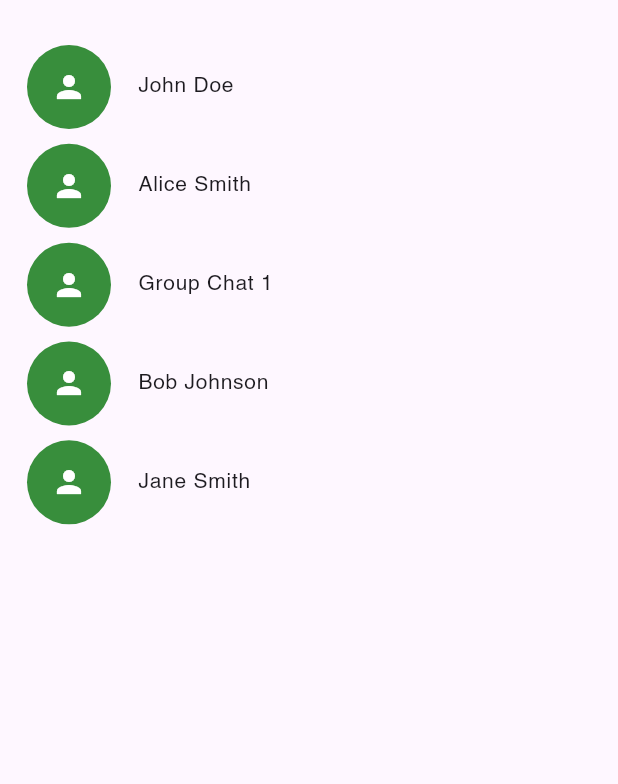
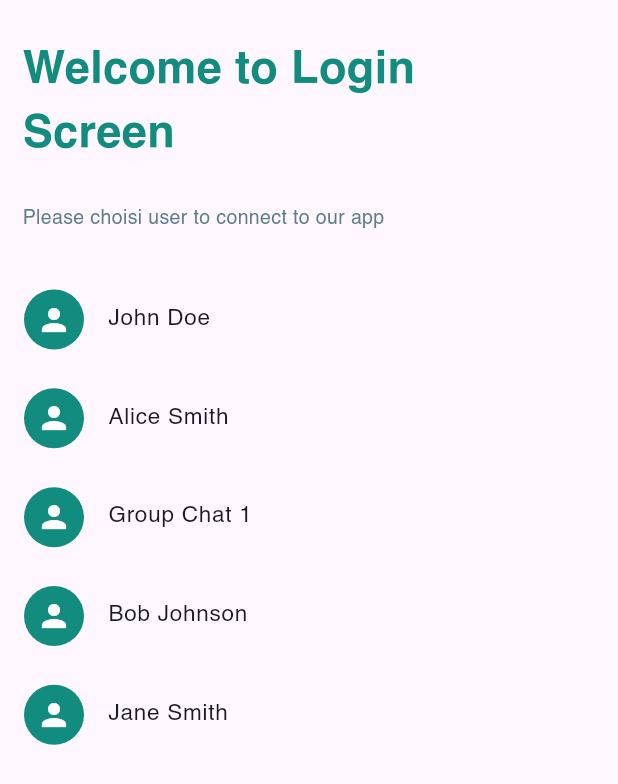
Before and after one commit to LaithMahdi/whatsapp-clone, a Flutter app: the screen it shows after launch, on a phone screen of 412 x 824 dp. Shown: the top 784 px of the screen. Run offline on Flutter 3.47's test engine with Material 2 defaults, Android fonts, the light colour scheme and no system bars; our stand-ins replace camera, emoji_picker_flutter, eva_icons_flutter, flutter_svg, get, jiffy and 2 more.

Commit message:
update ui

```diff
--- a/lib/controllers/home/home_controller.dart
+++ b/lib/controllers/home/home_controller.dart
@@ -4,6 +4,7 @@ import 'package:whatsapp_clone/core/constant/app_route.dart';
 import 'package:whatsapp_clone/data/model/chat_model.dart';
 import 'package:whatsapp_clone/view/screens/calls/call_screen.dart';
 import 'package:whatsapp_clone/view/screens/chats/chat_screen.dart';
+import 'package:whatsapp_clone/view/screens/community/community_screen.dart';
 import 'package:whatsapp_clone/view/screens/status/status_screen.dart';
 
 abstract class HomeController extends GetxController {}
@@ -16,7 +17,7 @@ class HomeControllerImpl extends HomeController
   late ChatModel _sender;
   List<dynamic> tabs = [Icons.groups, "chats", "status", "calls"];
   List<Widget> tabBarViews = const [
-    Text("groups"),
+    CommunityScreen(),
     ChatScreen(),
     StatusScreen(),
     CallScreen(),
--- a/lib/core/constant/app_image.dart
+++ b/lib/core/constant/app_image.dart
@@ -1,9 +1,15 @@
 class AppImage {
   AppImage._();
   static const String rootImages = "assets/images";
+  // images
   static const String bg = "$rootImages/bg.png";
+  static const String image = "$rootImages/image.jpg";
+  //persons
   static const String person1 = "$rootImages/person/person1.jpg";
   static const String person2 = "$rootImages/person/person2.jpg";
   static const String person3 = "$rootImages/person/person3.jpg";
   static const String person4 = "$rootImages/person/person4.jpg";
+  // icones
+  static const String whatsApp = "$rootImages/icones/whatsapp.svg";
+  static const String meta = "$rootImages/icones/meta.svg";
 }
--- a/lib/core/constant/app_route.dart
+++ b/lib/core/constant/app_route.dart
@@ -1,6 +1,7 @@
 class AppRoute {
   AppRoute._();
-  static const String login = "/";
+  static const String splash = "/";
+  static const String login = "/login";
   static const String home = "/home";
   static const String chat = "/chat";
   static const String chatDetail = "/chat-detail";
@@ -9,4 +10,5 @@ class AppRoute {
   static const String camera = "/camera";
   static const String cameraView = "/camera-view";
   static const String videoView = "/video-view";
+  static const String community = "/community";
 }
--- a/lib/routes.dart
+++ b/lib/routes.dart
@@ -1,4 +1,6 @@
 import 'package:get/get.dart';
+import 'package:whatsapp_clone/view/screens/community/community_screen.dart';
+import 'package:whatsapp_clone/view/screens/splash/splash_screen.dart';
 import 'core/constant/app_route.dart';
 import 'view/screens/auth/login_screen.dart';
 import 'view/screens/camera/camera_screen.dart';
@@ -11,6 +13,7 @@ import 'view/screens/group/group_screen.dart';
 import 'view/screens/home_screen.dart';
 
 List<GetPage<dynamic>>? routes = [
+  GetPage(name: AppRoute.splash, page: () => const SplashScreen()),
   GetPage(name: AppRoute.login, page: () => const LoginScreen()),
   GetPage(name: AppRoute.home, page: () => const HomeScreen()),
   GetPage(name: AppRoute.chat, page: () => const ChatScreen()),
@@ -20,4 +23,5 @@ List<GetPage<dynamic>>? routes = [
   GetPage(name: AppRoute.camera, page: () => const CameraScren()),
   GetPage(name: AppRoute.cameraView, page: () => const PictureViewScreen()),
   GetPage(name: AppRoute.videoView, page: () => const VideoViewScreen()),
+  GetPage(name: AppRoute.community, page: () => const CommunityScreen()),
 ];
--- a/lib/view/screens/auth/login_screen.dart
+++ b/lib/view/screens/auth/login_screen.dart
@@ -12,23 +12,42 @@ class LoginScreen extends StatelessWidget {
   Widget build(BuildContext context) {
     LoginController controller = Get.put(LoginController());
     return Scaffold(
-      body: ListView.separated(
-          padding: const EdgeInsets.only(top: 30),
+      body: ListView(
+        children: [
+          Container(
+            margin: const EdgeInsets.fromLTRB(15, 25, 30, 25),
+            child: const Text("Welcome to Login Screen",
+                style: TextStyle(
+                    fontSize: 30,
+                    fontWeight: FontWeight.w800,
+                    color: AppColor.second)),
+          ),
+          Container(
+            margin: const EdgeInsets.fromLTRB(15, 0, 15, 25),
+            child: Text("Please choisi user to connect to our app",
+                style: TextStyle(fontSize: 13, color: AppColor.blueGrey)),
+          ),
+          ListView.separated(
+              shrinkWrap: true,
+              physics: const NeverScrollableScrollPhysics(),
+              padding: const EdgeInsets.only(top: 5),
               itemCount: chatList.length - 15,
               separatorBuilder: (context, index) => const VerticalSpacer(1),
               itemBuilder: (context, index) => ListTile(
                     onTap: () => controller.goToHomeScreen(index),
-                leading: CircleAvatar(
-                  radius: 30,
-                  backgroundColor: Colors.green.shade700,
-                  child: const Icon(Icons.person, color: AppColor.white),
+                    leading: const CircleAvatar(
+                      radius: 20,
+                      backgroundColor: AppColor.second,
+                      child: Icon(Icons.person, color: AppColor.white),
                     ),
                     title: Text(
                       chatList[index].name,
                       style: const TextStyle(
-                      fontSize: 14, fontWeight: FontWeight.w500),
+                          fontSize: 15, fontWeight: FontWeight.w500),
                     ),
                   )),
+        ],
+      ),
     );
   }
 }
--- a/pubspec.yaml
+++ b/pubspec.yaml
@@ -60,6 +60,7 @@ flutter:
   assets:
     - assets/images/
     - assets/images/person/
+    - assets/images/icones/
   #   - images/a_dot_ham.jpeg
   # An image asset can refer to one or more resolution-specific "variants", see
   # https://flutter.dev/assets-and-images/#resolution-aware
```
Also changed, not shown: lib/controllers/splash/splash_controller.dart (added, +11 -0 lines), lib/view/screens/community/community_screen.dart (added, +51 -0 lines), lib/view/screens/splash/splash_screen.dart (added, +49 -0 lines), lib/view/screens/status/status_screen.dart (+7 -7 lines), assets/images/icones/meta.svg (added), assets/images/icones/whatsapp.svg (added), assets/images/image.jpg (added). Lines whose indentation alone changed are shown as unchanged.
